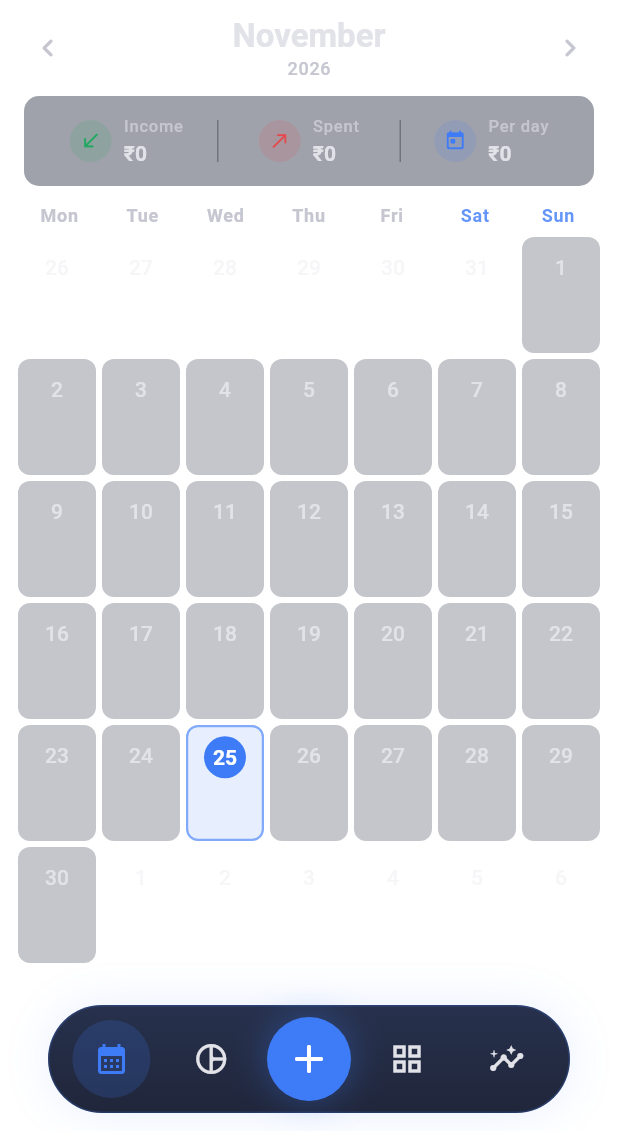
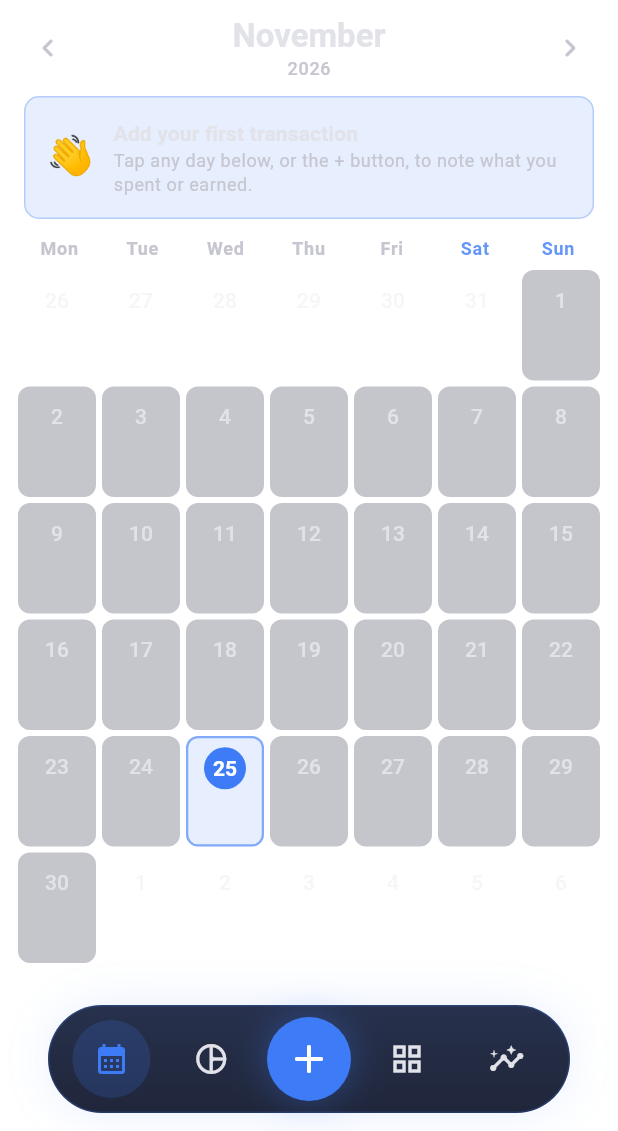
Before and after one commit to jaspinder08/track-your-finances, a Flutter app: the AppShell screen opened directly, on a phone screen of 412 x 824 dp, the part 105-1236 px from its top. Run offline on Flutter 3.47's test engine with Material 3 defaults, Android fonts, the phone set to English and light mode, and no system bars; our stand-ins replace cloud_firestore, equatable, firebase_auth, firebase_core, flutter_riverpod, google_sign_in and 3 more; accounts and stored records are empty.

Commit message:
feat: add compact header mode on scroll and first-run hints

```diff
--- a/tyf_mobile/lib/app/shell/app_shell.dart
+++ b/tyf_mobile/lib/app/shell/app_shell.dart
@@ -1,4 +1,5 @@
 import 'package:flutter/material.dart';
+import 'package:flutter/services.dart';
 import 'package:flutter_riverpod/flutter_riverpod.dart';
 
 import '../../core/design/motion.dart';
@@ -10,6 +11,7 @@ import '../../features/categories/screens/categories_screen.dart';
 import '../../features/categories/widgets/category_editor_sheet.dart';
 import '../../features/budgets/data/budget_repository.dart';
 import '../../core/navigation/page_route.dart';
+import '../../features/accounts/account_balances.dart';
 import '../../features/accounts/accounts_screen.dart';
 import '../../features/insights/insights_sheet.dart';
 import '../../features/onboarding/setup_sheet.dart';
@@ -36,6 +38,9 @@ class _AppShellState extends ConsumerState<AppShell>
   int _index = 0;
   final _visits = [1, 0, 0, 0];
 
+  /// Per tab: scrolled down enough to slim the header.
+  final _scrolled = [false, false, false, false];
+
   /// Fades and lifts the tab in when you switch to it.
   late final _switch = AnimationController(
     vsync: this,
@@ -45,6 +50,7 @@ class _AppShellState extends ConsumerState<AppShell>
 
   void _go(int i) {
     if (i == _index) return;
+    HapticFeedback.selectionClick();
     setState(() {
       _index = i;
       _visits[i]++;
@@ -114,7 +120,12 @@ class _AppShellState extends ConsumerState<AppShell>
         child: Column(
           children: [
             TopBar(
-              balancePaise: ref.watch(balanceProvider),
+              // Same total as the Accounts page (includes balances set there).
+              balancePaise: ref
+                  .watch(accountBalancesProvider)
+                  .values
+                  .fold(0, (s, v) => s + v),
+              compact: _scrolled[_index],
               onMenu: () => _scaffoldKey.currentState?.openDrawer(),
               onBalance: () => Navigator.of(
                 context,
@@ -143,7 +154,22 @@ class _AppShellState extends ConsumerState<AppShell>
                     index: _index,
                     children: [
                       for (var i = 0; i < _pages.length; i++)
-                        TabVisit(visits: _visits[i], child: _pages[i]),
+                        TabVisit(
+                          visits: _visits[i],
+                          child: NotificationListener<ScrollUpdateNotification>(
+                            onNotification: (n) {
+                              if (n.metrics.axis != Axis.vertical) {
+                                return false;
+                              }
+                              final down = n.metrics.pixels > 24;
+                              if (down != _scrolled[i]) {
+                                setState(() => _scrolled[i] = down);
+                              }
+                              return false;
+                            },
+                            child: _pages[i],
+                          ),
+                        ),
                     ],
                   ),
                 ),
--- a/tyf_mobile/lib/app/shell/top_bar.dart
+++ b/tyf_mobile/lib/app/shell/top_bar.dart
@@ -12,6 +12,7 @@ class TopBar extends StatelessWidget {
     required this.onMenu,
     required this.onReports,
     this.onBalance,
+    this.compact = false,
   });
 
   final int balancePaise;
@@ -21,11 +22,16 @@ class TopBar extends StatelessWidget {
   /// Tapping the balance pill (opens Accounts).
   final VoidCallback? onBalance;
 
+  /// Slimmer bar once the page is scrolled, to give lists more room.
+  final bool compact;
+
   @override
   Widget build(BuildContext context) {
     final theme = Theme.of(context);
-    return Padding(
-      padding: const EdgeInsets.fromLTRB(16, 8, 16, 8),
+    return AnimatedPadding(
+      duration: const Duration(milliseconds: 200),
+      curve: Curves.easeOut,
+      padding: EdgeInsets.fromLTRB(16, compact ? 2 : 8, 16, compact ? 2 : 8),
       child: Row(
         children: [
           RoundIconButton(
@@ -36,8 +42,13 @@ class TopBar extends StatelessWidget {
           const Spacer(),
           GestureDetector(
             onTap: onBalance,
-            child: Container(
-              padding: const EdgeInsets.symmetric(horizontal: 22, vertical: 8),
+            child: AnimatedContainer(
+              duration: const Duration(milliseconds: 200),
+              curve: Curves.easeOut,
+              padding: EdgeInsets.symmetric(
+                horizontal: 22,
+                vertical: compact ? 4 : 8,
+              ),
               decoration: BoxDecoration(
                 color: theme.colorScheme.surfaceContainerHighest.withValues(
                   alpha: 0.6,
@@ -46,7 +57,11 @@ class TopBar extends StatelessWidget {
               ),
               child: Column(
                 children: [
-                  Text(
+                  AnimatedSize(
+                    duration: const Duration(milliseconds: 200),
+                    child: compact
+                        ? const SizedBox(width: 0, height: 0)
+                        : Text(
                             'BALANCE',
                             style: theme.textTheme.labelSmall?.copyWith(
                               letterSpacing: 1.2,
@@ -54,7 +69,8 @@ class TopBar extends StatelessWidget {
                               color: theme.colorScheme.onSurfaceVariant,
                             ),
                           ),
-                  const SizedBox(height: 2),
+                  ),
+                  SizedBox(height: compact ? 0 : 2),
                   AnimatedSwitcher(
                     duration: const Duration(milliseconds: 250),
                     transitionBuilder: (c, a) => FadeTransition(
--- a/tyf_mobile/lib/features/budgets/screens/budgets_screen.dart
+++ b/tyf_mobile/lib/features/budgets/screens/budgets_screen.dart
@@ -372,12 +372,14 @@ class _UnbudgetedTile extends ConsumerWidget {
         backgroundColor: theme.colorScheme.surfaceContainerHighest,
         child: Text(emoji, style: const TextStyle(fontSize: 20)),
       ),
-      title: Text(name),
-      subtitle: Text('${Money.format(paise)} spent this month'),
+      title: Text(name, maxLines: 1, overflow: TextOverflow.ellipsis),
+      subtitle: Text('${Money.format(paise)} this month'),
       trailing: FilledButton.tonal(
         style: FilledButton.styleFrom(
           minimumSize: const Size(0, 36),
+          padding: const EdgeInsets.symmetric(horizontal: 14),
           visualDensity: VisualDensity.compact,
+          textStyle: const TextStyle(fontWeight: FontWeight.w600),
         ),
         onPressed: () => showBudgetSheet(context, category: name),
         child: const Text('Set budget'),
--- a/tyf_mobile/lib/features/calendar/screens/calendar_screen.dart
+++ b/tyf_mobile/lib/features/calendar/screens/calendar_screen.dart
@@ -106,11 +106,13 @@ class _CalendarScreenState extends ConsumerState<CalendarScreen> {
         ),
         Padding(
           padding: const EdgeInsets.fromLTRB(16, 4, 16, 12),
-          child: _MonthStrip(
-            income: monthIncome,
-            expense: monthExpense,
-            perDay: daysCounted == 0 ? 0 : monthExpense ~/ daysCounted,
-          ),
+          child: byDay.isEmpty
+              ? const _FirstRunHint()
+              : _MonthStrip(
+                  income: monthIncome,
+                  expense: monthExpense,
+                  perDay: daysCounted == 0 ? 0 : monthExpense ~/ daysCounted,
+                ),
         ),
         Padding(
           padding: const EdgeInsets.symmetric(horizontal: 12),
@@ -422,3 +424,48 @@ class _CellAmount extends StatelessWidget {
     ),
   );
 }
+
+/// Shown until the first entry: what to do, instead of a row of ₹0.
+class _FirstRunHint extends StatelessWidget {
+  const _FirstRunHint();
+
+  @override
+  Widget build(BuildContext context) {
+    final theme = Theme.of(context);
+    final scheme = theme.colorScheme;
+    return Container(
+      padding: const EdgeInsets.all(14),
+      decoration: BoxDecoration(
+        color: scheme.primary.withValues(alpha: 0.12),
+        borderRadius: BorderRadius.circular(10),
+        border: Border.all(color: scheme.primary.withValues(alpha: 0.3)),
+      ),
+      child: Row(
+        children: [
+          const Text('👋', style: TextStyle(fontSize: 26)),
+          const SizedBox(width: 12),
+          Expanded(
+            child: Column(
+              crossAxisAlignment: CrossAxisAlignment.start,
+              children: [
+                Text(
+                  'Add your first transaction',
+                  style: theme.textTheme.titleSmall?.copyWith(
+                    fontWeight: FontWeight.w700,
+                  ),
+                ),
+                Text(
+                  'Tap any day below, or the + button, to note what you '
+                  'spent or earned.',
+                  style: theme.textTheme.bodySmall?.copyWith(
+                    color: scheme.onSurfaceVariant,
+                  ),
+                ),
+              ],
+            ),
+          ),
+        ],
+      ),
+    );
+  }
+}
--- a/tyf_mobile/lib/features/transactions/screens/add_transaction_screen.dart
+++ b/tyf_mobile/lib/features/transactions/screens/add_transaction_screen.dart
@@ -1,6 +1,7 @@
 import 'dart:math' as math;
 
 import 'package:flutter/material.dart';
+import 'package:flutter/services.dart';
 import 'package:flutter_riverpod/flutter_riverpod.dart';
 import 'package:intl/intl.dart';
 
@@ -214,7 +215,11 @@ class _AddTransactionScreenState extends ConsumerState<AddTransactionScreen> {
 
   /// Validates and saves. With [another], clears the form and stays open.
   Future<void> _save({bool another = false}) async {
-    if (_saving || !_formKey.currentState!.validate()) return;
+    if (_saving || !_formKey.currentState!.validate()) {
+      HapticFeedback.heavyImpact(); // something's missing
+      return;
+    }
+    HapticFeedback.mediumImpact();
     setState(() => _saving = true);
     final draft = _draft();
     final messenger = ScaffoldMessenger.of(context);
--- a/tyf_mobile/test_preview/screens_test.dart
+++ b/tyf_mobile/test_preview/screens_test.dart
@@ -141,6 +141,10 @@ void main() {
 
     await tab('Budgets');
     await shot('03_budgets');
+    await tester.drag(find.text('Category budgets'), const Offset(0, -300));
+    await shot('03b_budgets_scrolled');
+    await tester.drag(find.text('Spending without a budget'), const Offset(0, 900));
+    await tester.pumpAndSettle();
     await tab('Categories');
     await shot('04_categories');
     await tab('Reports');
```
Lines whose indentation alone changed are shown as unchanged.
